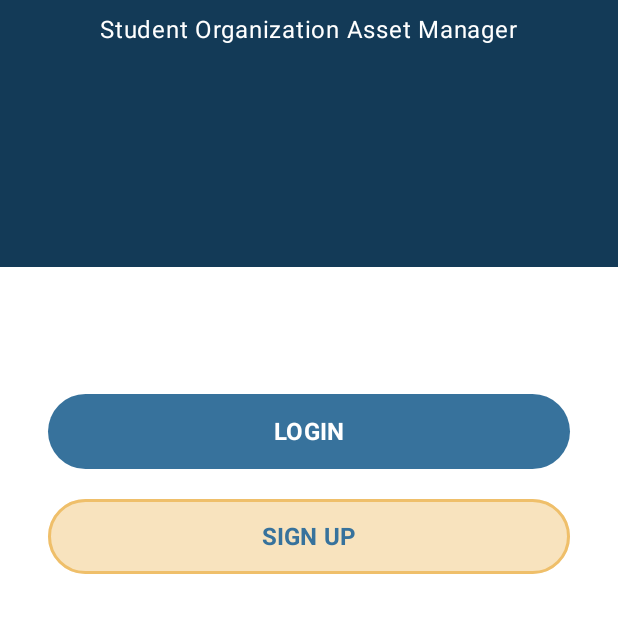
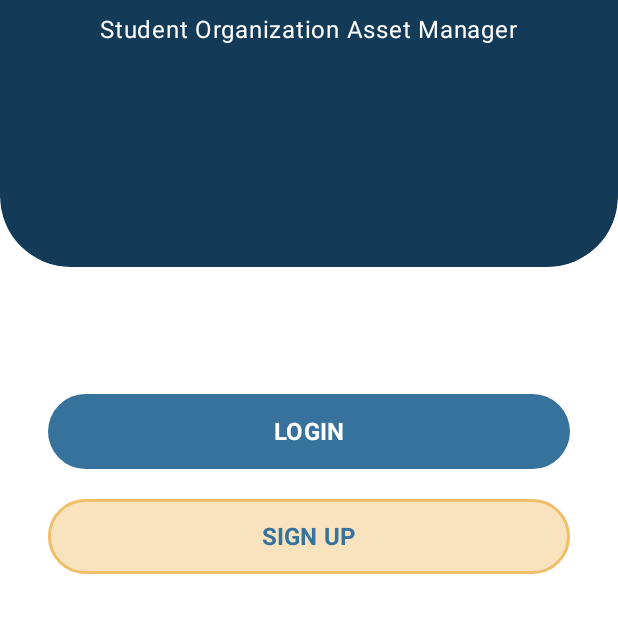
Before and after one commit to adewansyh1608/STORA, an Android app built with Jetpack Compose: the screen it shows after launch (MainActivity), on a phone screen of 412 x 824 dp, the part 536-1169 px from its top. Run offline under Robolectric (Android 15) with nearby library versions, the phone set to English and light mode, and no system bars.

Commit message:
new design landing, login & sign up

```diff
--- a/app/src/main/java/com/example/stora/AuthScreen.kt
+++ b/app/src/main/java/com/example/stora/AuthScreen.kt
@@ -2,6 +2,7 @@ package com.example.stora
 
 import androidx.compose.animation.AnimatedContent
 import androidx.compose.animation.AnimatedVisibility
+import androidx.compose.animation.core.animateDpAsState
 import androidx.compose.animation.core.animateFloatAsState
 import androidx.compose.animation.core.tween
 import androidx.compose.animation.fadeIn
@@ -111,40 +112,53 @@ fun AuthScreen() {
     )
 
     // --- Layout Utama ---
-    Column(modifier = Modifier.fillMaxSize()) {
+    Column(
+        modifier = Modifier
+            .fillMaxSize()
+            .background(Color.White)   // ⟵ WAJIB supaya lengkung terlihat putih
+    ) {
 
         // --- BAGIAN BIRU (ATAS) ---
+        val blueCorner by animateDpAsState(
+            targetValue = if (authState != AuthScreenState.WELCOME) 47.dp else 0.dp,
+            animationSpec = tween(durationMillis = animationDuration),
+            label = "Blue BG Corner"
+        )
+
         Box(
             modifier = Modifier
                 .fillMaxWidth()
                 .fillMaxHeight(blueBgWeight) // Tinggi animatif
-                .background(StoraBlueDark)
-                .clip(
+                // Terapkan shape langsung di background agar sudut membentuk warna biru juga
+                .clip(                                   // ⟵ clip dulu
                     RoundedCornerShape(
-                        bottomStart = if (authState != AuthScreenState.WELCOME) 30.dp else 0.dp,
-                        bottomEnd = if (authState != AuthScreenState.WELCOME) 30.dp else 0.dp
+                        bottomStart = blueCorner,
+                        bottomEnd   = blueCorner
+                    )
+                )
+                .background(
+                    color = StoraBlueDark,
+                    shape = RoundedCornerShape(
+                        bottomStart = blueCorner,
+                        bottomEnd   = blueCorner
                     )
                 )
                 .padding(32.dp),
             contentAlignment = Alignment.Center
         ) {
-            // AnimatedContent untuk transisi logo dan teks
             AnimatedContent(
                 targetState = authState,
                 label = "Header Content Animation",
                 transitionSpec = {
-                    // Animasi fade in/out saat berganti header
                     fadeIn(animationSpec = tween(animationDuration)) togetherWith
                             fadeOut(animationSpec = tween(animationDuration))
                 }
             ) { state ->
                 when (state) {
                     AuthScreenState.WELCOME, AuthScreenState.LANDING -> {
-                        // Header untuk Welcome & Landing (Besar, di tengah)
                         WelcomeLandingHeader()
                     }
                     else -> {
-                        // Header untuk Login & Sign Up (Kecil, di atas)
                         LoginSignupHeader()
                     }
                 }
```
